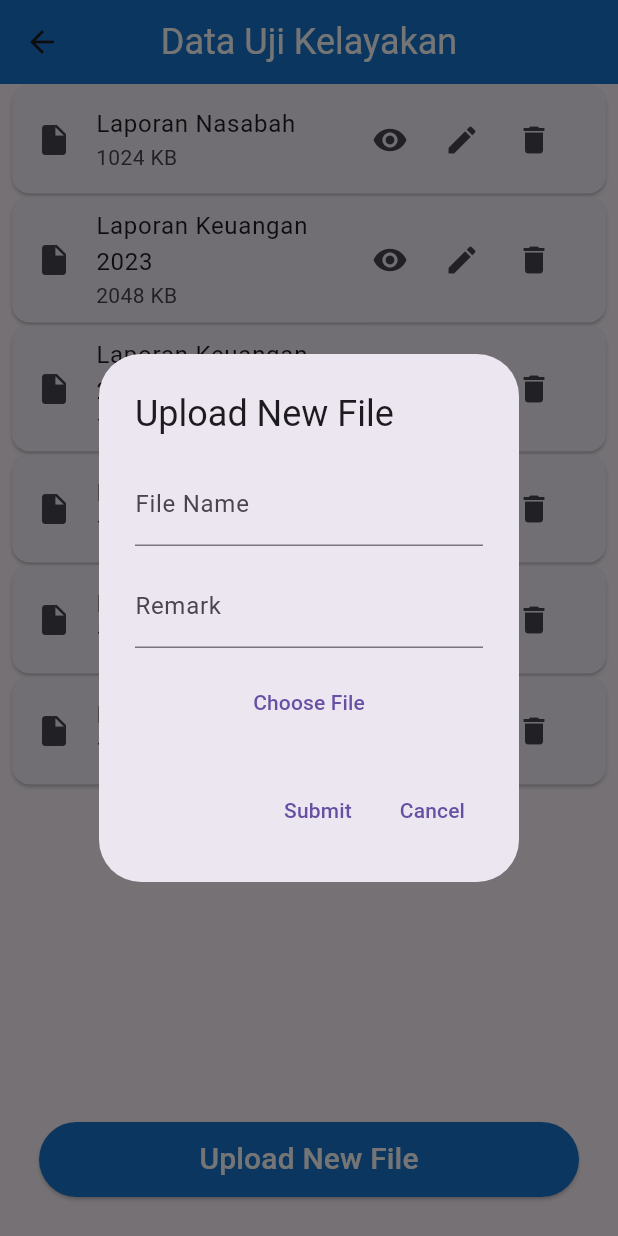
After one commit to erman123456/archive_file, a Flutter app: the KelayakanView screen opened by its route, after a tap on "Upload New File", on a phone screen of 412 x 824 dp. The commit adds this screen. Run offline on Flutter 3.47's test engine with Material 3 defaults, Android fonts, the phone set to English and light mode, and no system bars; our stand-ins replace file_picker, get, hive, hive_flutter; missing offline and left inert: flutter_pdfview, syncfusion_flutter_pdfviewer; accounts and stored records are empty; project files that could hold a hidden picture were left out.

Commit message:
enhance view

```diff
--- a/lib/app/modules/archive/controllers/archive_controller.dart
+++ b/lib/app/modules/archive/controllers/archive_controller.dart
@@ -1,5 +1,6 @@
 import 'package:archive_file/app/constants/pref_key.dart';
 import 'package:archive_file/app/modules/model/archive_file_model.dart';
+import 'package:flutter/material.dart';
 import 'package:get/get.dart';
 import 'package:file_picker/file_picker.dart';
 import 'package:hive_flutter/hive_flutter.dart';
@@ -20,36 +21,42 @@ class ArchiveController extends GetxController {
     // files.assignAll(fileBox.values.toList());
     files.assignAll([
       ArchiveFileModel(
+        id: 1,
         name: 'Laporan Nasabah',
         path:
             'https://unitedcreative.oss-ap-southeast-5.aliyuncs.com/web/assets/report/Laporan_PUMK_2022.pdf',
         size: '1024 KB',
       ),
       ArchiveFileModel(
+        id: 2,
         name: 'Laporan Keuangan 2023',
         path:
             'https://unitedcreative.oss-ap-southeast-5.aliyuncs.com/web/assets/report/Laporan_PUMK_2022.pdf',
         size: '2048 KB',
       ),
       ArchiveFileModel(
+        id: 3,
         name: 'Laporan Keuangan 2024',
         path:
             'https://unitedcreative.oss-ap-southeast-5.aliyuncs.com/web/assets/report/Laporan_PUMK_2022.pdf',
         size: '1536 KB',
       ),
       ArchiveFileModel(
+        id: 4,
         name: 'Laporan TJSL',
         path:
             'https://unitedcreative.oss-ap-southeast-5.aliyuncs.com/web/assets/report/Laporan_PUMK_2022.pdf',
         size: '1024 KB',
       ),
       ArchiveFileModel(
+        id: 5,
         name: 'Laporan TJSL 2024',
         path:
             'https://unitedcreative.oss-ap-southeast-5.aliyuncs.com/web/assets/report/Laporan_PUMK_2022.pdf',
         size: '1280 KB',
       ),
       ArchiveFileModel(
+        id: 6,
         name: 'Laporan TJSL 2023',
         path:
             'https://unitedcreative.oss-ap-southeast-5.aliyuncs.com/web/assets/report/Laporan_PUMK_2022.pdf',
@@ -61,8 +68,8 @@ class ArchiveController extends GetxController {
   void uploadFile(PlatformFile file, String fileName, String remark) async {
     print('file name' + file.name);
     var box = Hive.box(PrefKey.box);
-    final archiveFile =
-        ArchiveFileModel(name: file.name, path: file.path ?? '');
+    final archiveFile = ArchiveFileModel(
+        name: file.name, path: file.path ?? '', id: files.length + 1);
     print('file name' + archiveFile.name.toString());
     box.put(PrefKey.archveFileList, archiveFile.toString());
     print('erman box' + box.get(PrefKey.archveFileList));
@@ -79,8 +86,17 @@ class ArchiveController extends GetxController {
     files.assignAll(fileBox.values.toList());
   }
 
-  void deleteFile(int index) async {
-    await fileBox.deleteAt(index);
-    files.assignAll(fileBox.values.toList());
+  void deleteFile(int id) async {
+    files.removeWhere((file) => file.id == id);
+    Get.back();
+    Get.snackbar(
+      'File Deleted',
+      'The file has been successfully deleted.',
+      snackPosition: SnackPosition.TOP,
+      backgroundColor: Colors.green.shade100,
+      duration: const Duration(seconds: 2),
+    );
+    // await fileBox.deleteAt(id);
+    // files.assignAll(fileBox.values.toList());
   }
 }
--- /dev/null
+++ b/lib/app/modules/archive/views/kelayakan_view.dart
@@ -0,0 +1,184 @@
+import 'package:flutter/material.dart';
+import 'package:get/get.dart';
+import 'package:file_picker/file_picker.dart';
+import 'package:syncfusion_flutter_pdfviewer/pdfviewer.dart';
+
+import '../controllers/archive_controller.dart';
+
+class KelayakanView extends GetView<ArchiveController> {
+  const KelayakanView({super.key});
+
+  @override
+  Widget build(BuildContext context) {
+    return Scaffold(
+      appBar: AppBar(
+        title: const Text(
+          'Data Uji Kelayakan',
+          style: TextStyle(
+            fontSize: 24,
+            color: Colors.white,
+          ),
+        ),
+        centerTitle: true,
+        backgroundColor: Colors.blue.shade700,
+      ),
+      bottomNavigationBar: Padding(
+        padding: const EdgeInsets.all(26.0),
+        child: ElevatedButton(
+          style: ElevatedButton.styleFrom(
+            backgroundColor: Colors.blue.shade700,
+            minimumSize: const Size.fromHeight(50),
+          ),
+          onPressed: () async {
+            showDialog(
+              context: context,
+              builder: (context) {
+                final TextEditingController nameController =
+                    TextEditingController();
+                final TextEditingController remarkController =
+                    TextEditingController();
+                return AlertDialog(
+                  title: const Text('Upload New File'),
+                  content: Column(
+                    mainAxisSize: MainAxisSize.min,
+                    children: [
+                      TextField(
+                        controller: nameController,
+                        decoration: const InputDecoration(
+                          labelText: 'File Name',
+                        ),
+                      ),
+                      const SizedBox(height: 12),
+                      TextField(
+                        controller: remarkController,
+                        decoration: const InputDecoration(
+                          labelText: 'Remark',
+                        ),
+                      ),
+                      const SizedBox(height: 12),
+                      TextButton(
+                        onPressed: () async {
+                          Navigator.of(context).pop();
+                          FilePickerResult? result =
+                              await FilePicker.platform.pickFiles();
+                          if (result != null && result.files.isNotEmpty) {
+                            controller.uploadFile(
+                              result.files.first,
+                              nameController.text,
+                              remarkController.text,
+                            );
+                          }
+                        },
+                        child: const Text('Choose File'),
+                      ),
+                    ],
+                  ),
+                  actions: [
+                    TextButton(
+                      onPressed: () => Navigator.of(context).pop(),
+                      child: const Text('Submit'),
+                    ),
+                    TextButton(
+                      onPressed: () => Navigator.of(context).pop(),
+                      child: const Text('Cancel'),
+                    ),
+                  ],
+                );
+              },
+            );
+          },
+          child: const Text(
+            'Upload New File',
+            style: TextStyle(fontSize: 20, color: Colors.white),
+          ),
+        ),
+      ),
+      body: Obx(
+        () => controller.files.isEmpty
+            ? const Center(child: Text('No archived files.'))
+            : ListView.builder(
+                itemCount: controller.files.length,
+                itemBuilder: (context, index) {
+                  final file = controller.files[index];
+                  return Card(
+                    margin:
+                        const EdgeInsets.symmetric(horizontal: 8, vertical: 1),
+                    child: ListTile(
+                      leading: const Icon(Icons.insert_drive_file),
+                      title: Text(file.name),
+                      subtitle: Text(file.size ?? 'Unknown size'),
+                      trailing: Row(
+                        mainAxisSize: MainAxisSize.min,
+                        children: [
+                          IconButton(
+                            icon: const Icon(Icons.visibility),
+                            tooltip: 'View',
+                            onPressed: () => showDialog(
+                              context: context,
+                              builder: (context) {
+                                return AlertDialog(
+                                  title: Text(file.name),
+                                  content: SingleChildScrollView(
+                                    child: SizedBox(
+                                      width: double.maxFinite,
+                                      height: 500,
+                                      child: SfPdfViewer.network(
+                                        file.path ?? '',
+                                        canShowScrollHead: false,
+                                        canShowScrollStatus: false,
+                                      ),
+                                    ),
+                                  ),
+                                );
+                              },
+                            ),
+                          ),
+                          IconButton(
+                            icon: const Icon(Icons.edit),
+                            tooltip: 'Edit',
+                            onPressed: () => controller.updateFile(index),
+                          ),
+                          IconButton(
+                            icon: const Icon(Icons.delete),
+                            tooltip: 'Delete',
+                            onPressed: () {
+                              showDialog(
+                                context: context,
+                                builder: (context) {
+                                  return AlertDialog(
+                                    title: const Text(
+                                      'Are you sure?',
+                                      style: TextStyle(
+                                        fontWeight: FontWeight.bold,
+                                      ),
+                                      textAlign: TextAlign.center,
+                                    ),
+                                    content: const Text(
+                                        'Do you want to delete this file?'),
+                                    actions: [
+                                      TextButton(
+                                        onPressed: () =>
+                                            controller.deleteFile(index),
+                                        child: const Text('Yes'),
+                                      ),
+                                      TextButton(
+                                        onPressed: () =>
+                                            Navigator.of(context).pop(),
+                                        child: const Text('No'),
+                                      ),
+                                    ],
+                                  );
+                                },
+                              );
+                            },
+                          ),
+                        ],
+                      ),
+                    ),
+                  );
+                },
+              ),
+      ),
+    );
+  }
+}
--- a/lib/app/modules/home/views/home_view.dart
+++ b/lib/app/modules/home/views/home_view.dart
@@ -53,7 +53,7 @@ class HomeView extends GetView<HomeController> {
                   ),
                   const SizedBox(height: 32),
                   ElevatedButton.icon(
-                    onPressed: () => Get.toNamed('/archive-file'),
+                    onPressed: () => Get.toNamed('/archive-document'),
                     icon: Icon(
                       Icons.check_circle_outline,
                       color: Colors.blue.shade700,
--- a/lib/app/modules/model/archive_file_model.dart
+++ b/lib/app/modules/model/archive_file_model.dart
@@ -13,5 +13,12 @@ class ArchiveFileModel extends HiveObject {
   @HiveField(2)
   String size;
 
-  ArchiveFileModel({required this.name, required this.path, this.size = ''});
+  @HiveField(2)
+  int id;
+
+  ArchiveFileModel(
+      {required this.name,
+      required this.path,
+      this.size = '',
+      required this.id});
 }
--- a/lib/app/routes/app_pages.dart
+++ b/lib/app/routes/app_pages.dart
@@ -1,3 +1,4 @@
+import 'package:archive_file/app/modules/archive/views/kelayakan_view.dart';
 import 'package:get/get.dart';
 
 import '../modules/archive/bindings/archive_binding.dart';
@@ -27,7 +28,7 @@ class AppPages {
     ),
     GetPage(
       name: _Paths.ARCHIVE_DOCUMENT,
-      page: () => const ArchiveView(),
+      page: () => const KelayakanView(),
       binding: ArchiveBinding(),
     ),
     GetPage(
```
Also changed, not shown: lib/app/modules/login/controllers/login_controller.dart (+5 -2 lines), lib/app/modules/model/archive_file_model.g.dart.
